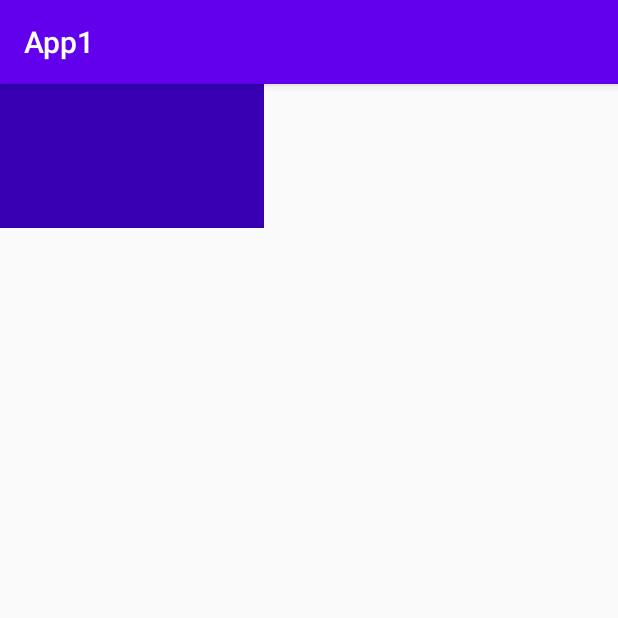
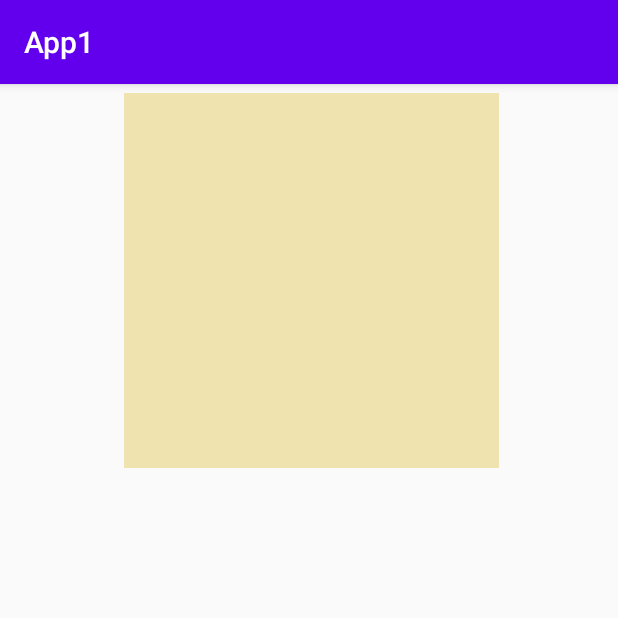
Before and after one commit to kim-iths/App1, an Android app: the screen it shows after launch (MainActivity), on a phone screen of 412 x 824 dp, the top half of it. Run offline under Robolectric (Android 15) with nearby library versions, the phone set to English and light mode, and no system bars.

Commit message:
GridView almost working

```diff
--- /dev/null
+++ b/app/src/main/java/com/example/app1/ButtonAdapter.kt
@@ -0,0 +1,43 @@
+package com.example.app1
+
+import android.content.Context
+import android.view.LayoutInflater
+import android.view.View
+import android.view.ViewGroup
+import android.widget.BaseAdapter
+import android.widget.Button
+import android.widget.ImageView
+
+class ButtonAdapter(context: Context, val buttonList: MutableList<Button>): BaseAdapter() {
+
+    val inflater = LayoutInflater.from(context)
+
+
+
+    override fun getCount(): Int {
+//        TODO("Not yet implemented")
+        return buttonList.size
+    }
+
+    override fun getItem(p0: Int): Any {
+//        TODO("Not yet implemented")
+        return buttonList[p0]
+    }
+
+    override fun getItemId(p0: Int): Long {
+//        TODO("Not yet implemented")
+        return p0.toLong()
+    }
+
+
+    override fun getView(p0: Int, p1: View?, p2: ViewGroup?): View {
+
+        val rowView = inflater.inflate(R.layout.button_fill, p2, false)
+
+        val button = rowView.findViewById<ImageView>(R.id.button)
+        //button.setImageResource(R.drawable.yellow)
+
+        return rowView
+    }
+
+}
--- a/app/src/main/java/com/example/app1/MainActivity.kt
+++ b/app/src/main/java/com/example/app1/MainActivity.kt
@@ -5,44 +5,62 @@ import android.graphics.Color
 import androidx.appcompat.app.AppCompatActivity
 import android.os.Bundle
 import android.util.AttributeSet
+import android.util.DisplayMetrics
 import android.util.Log
 import android.view.View
 import android.view.ViewGroup
-import android.widget.Button
-import android.widget.GridLayout
-import android.widget.ImageView
+import android.widget.*
 import androidx.core.view.get
 import kotlin.random.Random
 
 class MainActivity : AppCompatActivity() {
-    lateinit var grid: GridLayout
+    lateinit var grid: GridView
+    lateinit var adapter: ButtonAdapter
+    var amountToAdd = 3
 
     override fun onCreate(savedInstanceState: Bundle?) {
         super.onCreate(savedInstanceState)
         setContentView(R.layout.activity_main)
 
-        grid = findViewById(R.id.gridLayout)
 
-        grid.alignmentMode = GridLayout.ALIGN_BOUNDS
-        makeButtons(4)
+        val buttonList = mutableListOf<Button>()
+
+//        for(i in 1..4){
+            buttonList.add(Button(this))
+//        }
+
+        grid = findViewById(R.id.grid)
+        adapter = ButtonAdapter(this, buttonList)
+        grid.adapter = adapter
+
+
+
+        grid.setOnItemClickListener { adapterView, view, i, l ->
+            Log.e("!!!", "$i")
+            ++grid.numColumns
+            for(j in 1..amountToAdd){
+                buttonList.add(Button(this))
+            }
+            amountToAdd += 2
+            adapter.notifyDataSetChanged()
+        }
+
+//        makeButtons(4)
     }
 
     fun makeButtons(count: Int){
-        grid.removeAllViews()
-
-        grid.columnCount = count/2
-        grid.rowCount = count/2
 
         val random = Random.nextInt(0,count+1)
         Log.e("!!!", "$random")
 
         for(i in 0..count-1){
             grid.addView(Button(this))
-            grid.getChildAt(i).setBackgroundColor(resources.getColor(R.color.colorPrimaryDark))
+            //grid.getChildAt(i).setBackgroundColor(resources.getColor(R.color.colorPrimaryDark))
         }
 
 
         grid.getChildAt(random).setBackgroundColor(resources.getColor(R.color.colorPrimary))
+
         grid.getChildAt(random).setOnClickListener {
             makeButtons(count+2)
 
--- a/app/src/main/res/layout/activity_main.xml
+++ b/app/src/main/res/layout/activity_main.xml
@@ -1,5 +1,7 @@
 <?xml version="1.0" encoding="utf-8"?>
-<LinearLayout xmlns:android="http://schemas.android.com/apk/res/android"
+<LinearLayout
+    android:layout_marginLeft="4dp"
+    xmlns:android="http://schemas.android.com/apk/res/android"
     xmlns:app="http://schemas.android.com/apk/res-auto"
     xmlns:tools="http://schemas.android.com/tools"
     android:layout_width="match_parent"
@@ -7,14 +9,14 @@
     tools:context=".MainActivity"
     android:orientation="vertical">
 
-    <GridLayout
+    <GridView
+        android:stretchMode="columnWidth"
+        android:numColumns="1"
         android:orientation="vertical"
-        android:id="@+id/gridLayout"
-        android:rowCount="2"
-        android:columnCount="2"
-        android:layout_width="wrap_content"
-        android:layout_height="wrap_content">
+        android:id="@+id/grid"
+        android:layout_width="match_parent"
+        android:layout_height="match_parent">
 
-    </GridLayout>
+    </GridView>
 
 </LinearLayout>
--- /dev/null
+++ b/app/src/main/res/layout/button_fill.xml
@@ -0,0 +1,19 @@
+<?xml version="1.0" encoding="utf-8"?>
+<RelativeLayout
+    xmlns:android="http://schemas.android.com/apk/res/android"
+    android:paddingTop="4dp"
+    android:layout_width="match_parent"
+    android:layout_height="wrap_content"
+    xmlns:app="http://schemas.android.com/apk/res-auto">
+
+    <ImageView
+        android:src="@drawable/light_yellow"
+        android:layout_centerInParent="true"
+        android:padding="4dp"
+        android:tintMode="src_in"
+        android:foreground="?selectableItemBackground"
+        android:id="@+id/button"
+        android:layout_width="wrap_content"
+        android:layout_height="wrap_content"/>
+
+</RelativeLayout>
```
Also changed, not shown: app/src/main/res/drawable/light_yellow.png (added), app/src/main/res/drawable/yellow.png (added).
